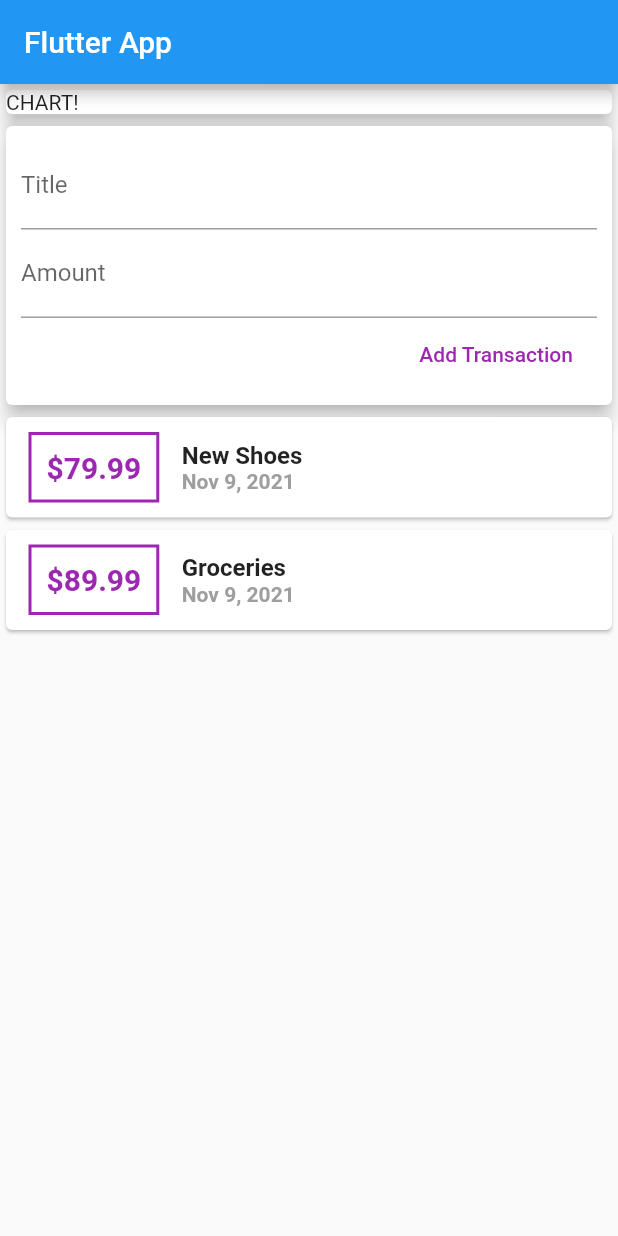
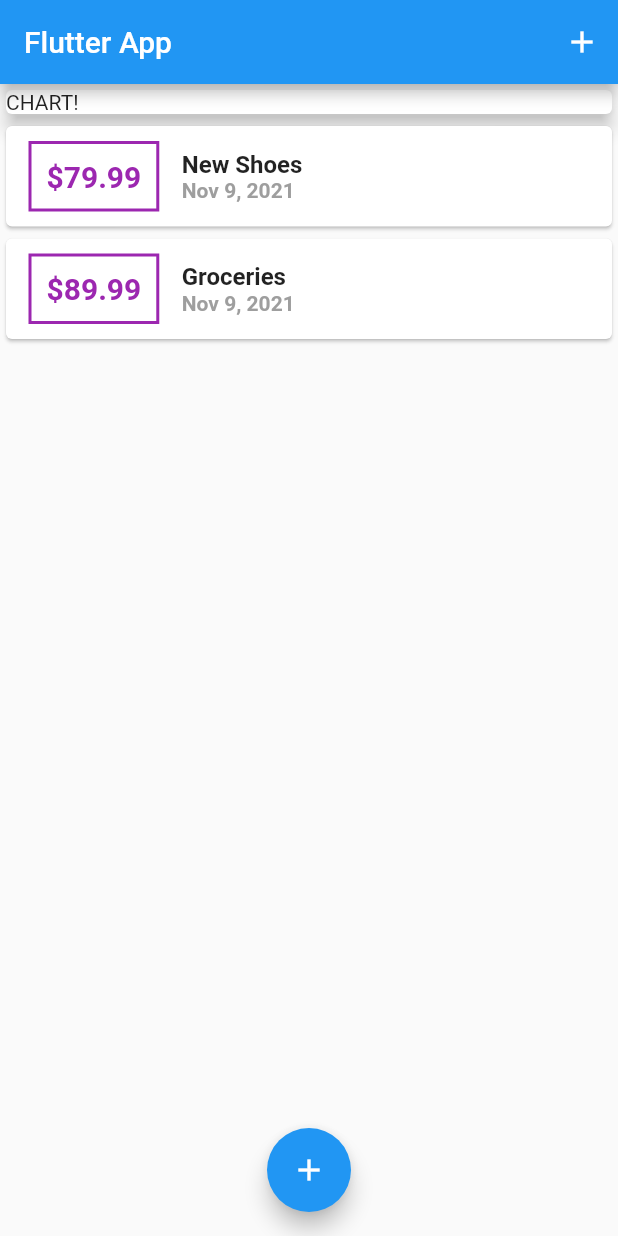
Before and after one commit to emmanueletti/flutter_expense_planner, a Flutter app: the screen it shows after launch, on a phone screen of 412 x 824 dp. Run offline on Flutter 3.47's test engine with Material 2 defaults, Android fonts, the phone set to English and light mode, and no system bars.

Commit message:
finish lesson 94

```diff
--- a/lib/main.dart
+++ b/lib/main.dart
@@ -1,5 +1,7 @@
 import 'package:flutter/material.dart';
-import 'widgets/user_transactions.dart';
+import 'package:flutter_expense_planner/widgets/new_transaction.dart';
+import 'package:flutter_expense_planner/widgets/transaction_list.dart';
+import 'models/transaction.dart';
 
 void main() => runApp(MyApp());
 
@@ -13,12 +15,72 @@ class MyApp extends StatelessWidget {
   }
 }
 
-class MyHomePage extends StatelessWidget {
+class MyHomePage extends StatefulWidget {
+  @override
+  State<MyHomePage> createState() => _MyHomePageState();
+}
+
+class _MyHomePageState extends State<MyHomePage> {
+  final List<Transaction> _userTransactions = [
+    Transaction(
+      id: 't1',
+      title: 'New Shoes',
+      amount: 79.99,
+      date: DateTime.now(),
+    ),
+    Transaction(
+      id: 't2',
+      title: 'Groceries',
+      amount: 89.99,
+      date: DateTime.now(),
+    )
+  ];
+
+  void _addNewTransaction(String txTitle, double txAmount) {
+    final newTx = Transaction(
+      // work around to get a unique id string
+      id: DateTime.now().toString(),
+      title: txTitle,
+      amount: txAmount,
+      date: DateTime.now(),
+    );
+
+    // setState called inside a handler function _addNewTransaction . If
+    // created outside, it will be a class method overriding the original
+    // implementation vs. a functional useage of its implementation.
+    // Final setState call at the end of _addNewTransaction triggers a
+    // Flutter re-render
+    setState(() {
+      _userTransactions.add(newTx);
+    });
+  }
+
+  void _startProcessAddingTransaction(BuildContext context, setUserTxState) {
+    showModalBottomSheet(
+      context: context,
+      builder: (bctx) {
+        return NewTransaction(setUserTxState);
+      },
+    );
+  }
+
   @override
   Widget build(BuildContext context) {
     return Scaffold(
       appBar: AppBar(
-        title: Text('Flutter App'),
+        title: const Text('Flutter App'),
+        actions: [
+          IconButton(
+            icon: const Icon(Icons.add),
+            onPressed: () {
+              // showModalBottomSheet is a function built into flutter
+              showModalBottomSheet(
+                context: context,
+                builder: (bctx) => NewTransaction(_addNewTransaction),
+              );
+            },
+          ),
+        ],
       ),
       // You can make any container WITH A DEFINED HEIGHT scrollable by making
       // its child a SingleChildScrollView.
@@ -44,13 +106,21 @@ class MyHomePage extends StatelessWidget {
                 // the scenes number. "double.infinity" tells Flutter to give
                 // the widget as much width as possible.
                 width: double.infinity,
-                child: Text('CHART!'),
+                child: const Text('CHART!'),
               ),
               elevation: 5,
             ),
-            UserTransactions(),
+            TransactionList(_userTransactions),
           ],
         ),
+      ),
+
+      // both named arguements to body
+      floatingActionButtonLocation: FloatingActionButtonLocation.centerFloat,
+      floatingActionButton: FloatingActionButton(
+        child: Icon(Icons.add),
+        onPressed: () =>
+            _startProcessAddingTransaction(context, _addNewTransaction),
       ),
     );
   }
--- a/lib/widgets/transaction_list.dart
+++ b/lib/widgets/transaction_list.dart
@@ -58,7 +58,9 @@ class TransactionList extends StatelessWidget {
                     ),
                     padding: const EdgeInsets.all(10),
                     child: Text(
-                      "\$${userTransactions[index].amount}",
+                      // toStringAsFixed is the way to get a number to a specified
+                      // decimal place
+                      "\$${userTransactions[index].amount.toStringAsFixed(2)}",
                       style: const TextStyle(
                         fontWeight: FontWeight.bold,
                         fontSize: 20,
--- a/lib/widgets/user_transactions.dart
+++ /dev/null
@@ -1,57 +0,0 @@
-import 'package:flutter/material.dart';
-import '../models/transaction.dart';
-import './new_transaction.dart';
-import './transaction_list.dart';
-
-class UserTransactions extends StatefulWidget {
-  const UserTransactions({Key? key}) : super(key: key);
-
-  @override
-  _UserTransactionsState createState() => _UserTransactionsState();
-}
-
-class _UserTransactionsState extends State<UserTransactions> {
-  final List<Transaction> _userTransactions = [
-    Transaction(
-      id: 't1',
-      title: 'New Shoes',
-      amount: 79.99,
-      date: DateTime.now(),
-    ),
-    Transaction(
-      id: 't2',
-      title: 'Groceries',
-      amount: 89.99,
-      date: DateTime.now(),
-    )
-  ];
-
-  void _addNewTransaction(String txTitle, double txAmount) {
-    final newTx = Transaction(
-      // work around to get a unique id string
-      id: DateTime.now().toString(),
-      title: txTitle,
-      amount: txAmount,
-      date: DateTime.now(),
-    );
-
-    // setState called inside a handler function _addNewTransaction . If
-    // created outside, it will be a class method overriding the original
-    // implementation vs. a functional useage of its implementation.
-    // Final setState call at the end of _addNewTransaction triggers a
-    // Flutter re-render
-    setState(() {
-      _userTransactions.add(newTx);
-    });
-  }
-
-  @override
-  Widget build(BuildContext context) {
-    return Column(
-      children: [
-        NewTransaction(_addNewTransaction),
-        TransactionList(_userTransactions),
-      ],
-    );
-  }
-}
```
Also changed, not shown: lib/widgets/new_transaction.dart (+39 -9 lines).
